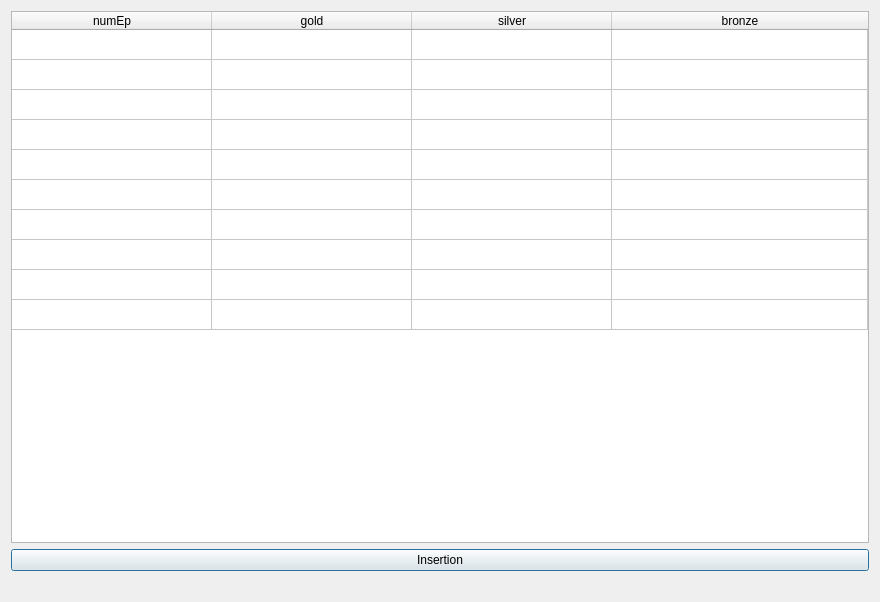
The window that gui/v1_fct_mod_2.ui (OliverMineau/JOProject) describes before a commit, drawn with Qt 5.
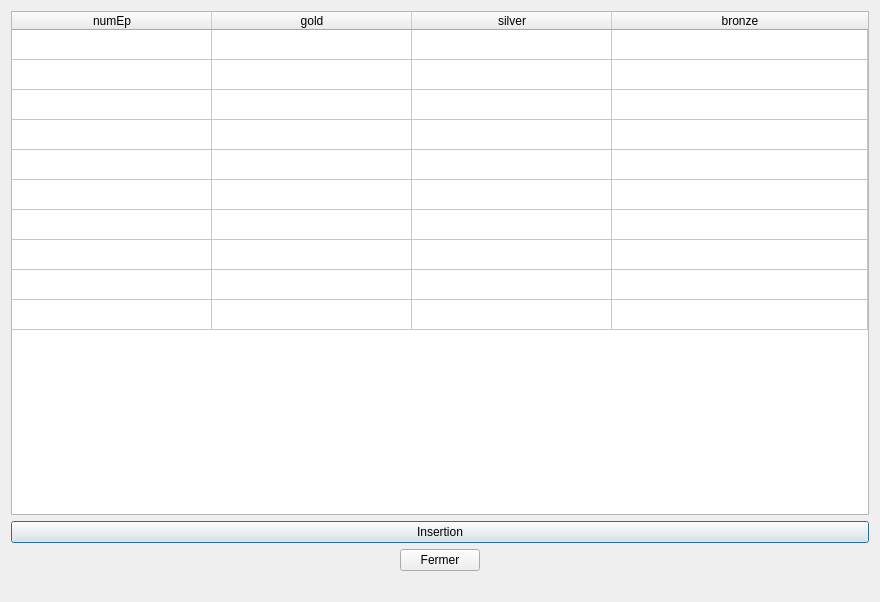
The same window after the commit.

Commit message: Close buttons

Patch:
```diff
--- a/gui/v1_fct_mod_2.ui
+++ b/gui/v1_fct_mod_2.ui
@@ -115,6 +115,43 @@
      </property>
     </widget>
    </item>
+   <item>
+    <layout class="QHBoxLayout" name="horizontalLayout">
+     <item>
+      <spacer name="horizontalSpacer_data_V1">
+       <property name="orientation">
+        <enum>Qt::Horizontal</enum>
+       </property>
+       <property name="sizeHint" stdset="0">
+        <size>
+         <width>40</width>
+         <height>20</height>
+        </size>
+       </property>
+      </spacer>
+     </item>
+     <item>
+      <widget class="QPushButton" name="pushButton_data_V1">
+       <property name="text">
+        <string>Fermer</string>
+       </property>
+      </widget>
+     </item>
+     <item>
+      <spacer name="horizontalSpacer_2_data_V1">
+       <property name="orientation">
+        <enum>Qt::Horizontal</enum>
+       </property>
+       <property name="sizeHint" stdset="0">
+        <size>
+         <width>40</width>
+         <height>20</height>
+        </size>
+       </property>
+      </spacer>
+     </item>
+    </layout>
+   </item>
    <item>
     <widget class="QLabel" name="label_fct_mod_2">
      <property name="text">
```
Left out of the diff: 22 changed lines with no effect on the pictures. The commit also changes 3 other files.
